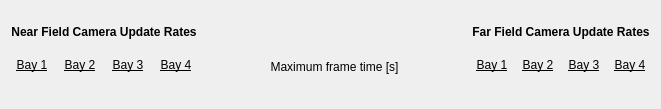
pcdshub/pcdsdevices, file pcdsdevices/ui/btps-camera-summary.ui: the form before one commit.
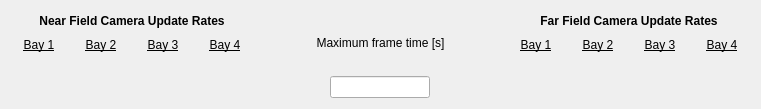
The form after the commit. Custom widgets are drawn as their Qt base class.

Commit message: MNT: clean/rework btps screens

Diff of the .ui file:
```diff
--- a/pcdsdevices/ui/btps-camera-summary.ui
+++ b/pcdsdevices/ui/btps-camera-summary.ui
@@ -6,7 +6,7 @@
    <rect>
     <x>0</x>
     <y>0</y>
-    <width>661</width>
+    <width>761</width>
     <height>109</height>
    </rect>
   </property>
@@ -16,19 +16,6 @@
   <layout class="QVBoxLayout" name="verticalLayout">
    <item>
     <layout class="QGridLayout" name="gridLayout_3">
-     <item row="0" column="1">
-      <spacer name="horizontalSpacer">
-       <property name="orientation">
-        <enum>Qt::Horizontal</enum>
-       </property>
-       <property name="sizeHint" stdset="0">
-        <size>
-         <width>40</width>
-         <height>20</height>
-        </size>
-       </property>
-      </spacer>
-     </item>
      <item row="0" column="0">
       <widget class="QLabel" name="label_3">
        <property name="font">
@@ -347,6 +334,12 @@
      </item>
      <item row="1" column="1">
       <layout class="QVBoxLayout" name="verticalLayout_2">
+       <property name="leftMargin">
+        <number>0</number>
+       </property>
+       <property name="rightMargin">
+        <number>0</number>
+       </property>
        <item>
         <widget class="QLabel" name="label">
          <property name="toolTip">
@@ -373,6 +366,22 @@
          </property>
         </widget>
        </item>
+       <item alignment="Qt::AlignHCenter">
+        <widget class="PyDMLineEdit" name="PyDMLineEdit">
+         <property name="maximumSize">
+          <size>
+           <width>100</width>
+           <height>16777215</height>
+          </size>
+         </property>
+         <property name="toolTip">
+          <string/>
+         </property>
+         <property name="channel" stdset="0">
+          <string>ca://SIM:BTPS:Config:MaxFrameTime</string>
+         </property>
+        </widget>
+       </item>
       </layout>
      </item>
     </layout>
@@ -390,6 +399,11 @@
    <extends>QWidget</extends>
    <header>pydm.widgets.byte</header>
   </customwidget>
+  <customwidget>
+   <class>PyDMLineEdit</class>
+   <extends>QLineEdit</extends>
+   <header>pydm.widgets.line_edit</header>
+  </customwidget>
  </customwidgets>
  <resources/>
  <connections/>
```
The commit also changes 6 other files.
